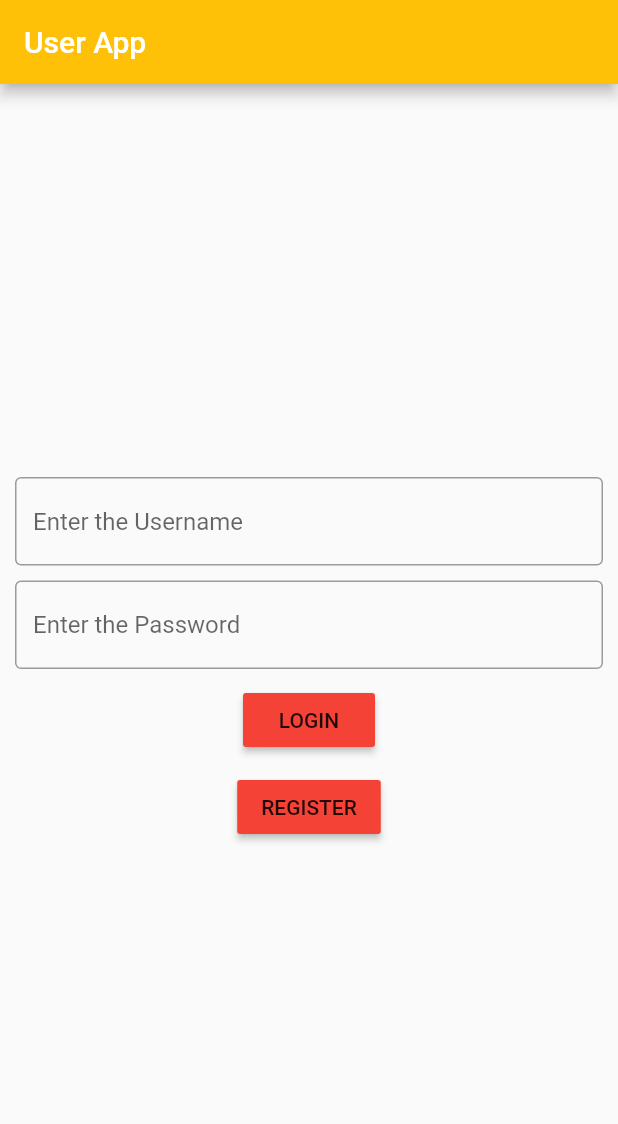
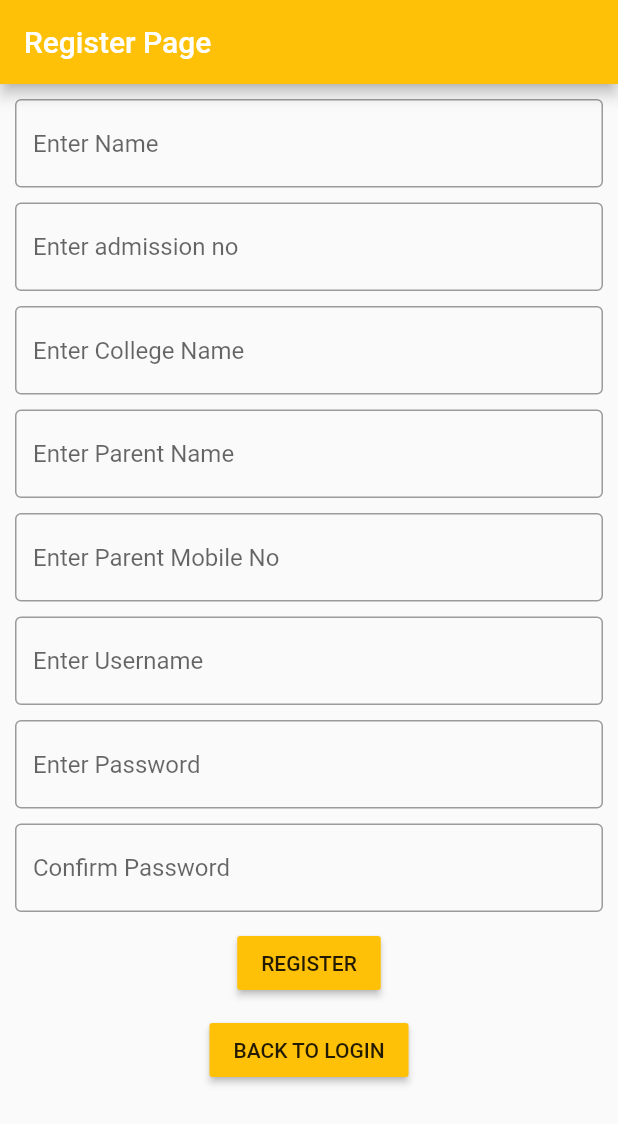
Before and after one commit to meghats123/Flutter-User-App, a Flutter app: the screen it shows after launch, after a tap on "REGISTER", on a phone screen of 412 x 824 dp. Shown: the top 1124 px of the screen. Run offline on Flutter 3.47's test engine with Material 2 defaults, Android fonts, the phone set to English and light mode, and no system bars.

Commit message:
register page completed

```diff
--- a/lib/main.dart
+++ b/lib/main.dart
@@ -12,7 +12,7 @@ class MyApp extends StatelessWidget {
       debugShowCheckedModeBanner: false,
       home: Scaffold(
         appBar: AppBar(
-          title: Text("User App"),
+          title: Text("Login Screen"),
           backgroundColor: Colors.amber,
         ),
         body: CheckApp(),
--- /dev/null
+++ b/lib/screens/register.dart
@@ -0,0 +1,137 @@
+import 'package:flutter/material.dart';
+import 'package:user_app/main.dart';
+
+class Register extends StatefulWidget {
+  @override
+  _RegisterState createState() => _RegisterState();
+}
+
+class _RegisterState extends State<Register> {
+  TextEditingController getName=TextEditingController();
+  TextEditingController getAdmissionNo=TextEditingController();
+  TextEditingController getCollegeName=TextEditingController();
+  TextEditingController getParentName=TextEditingController();
+  TextEditingController getParentMob=TextEditingController();
+  TextEditingController getUsername=TextEditingController();
+  TextEditingController getPassword=TextEditingController();
+  TextEditingController getConfirmPassword=TextEditingController();
+  @override
+  Widget build(BuildContext context) {
+    return MaterialApp(
+      debugShowCheckedModeBanner: false,
+      home: Scaffold(
+        appBar: AppBar(
+          title: Text("Register Page"),
+          backgroundColor: Colors.amber,
+        ),
+        body: Container(
+          padding: EdgeInsets.all(10.0),
+          child: SingleChildScrollView(
+            child: Column(
+                children: [
+                  TextField(
+                    controller: getName,
+                    decoration: InputDecoration(
+                      hintText: "Enter Name",
+                      border: OutlineInputBorder()
+                    ),
+                  ),
+                  SizedBox(height: 10.0,),
+                  TextField(
+                    controller: getAdmissionNo,
+                    decoration: InputDecoration(
+                        hintText: "Enter admission no",
+                        border: OutlineInputBorder()
+                    ),
+                  ),
+                  SizedBox(height: 10.0,),
+                  TextField(
+                    controller: getCollegeName,
+                    decoration: InputDecoration(
+                        hintText: "Enter College Name",
+                        border: OutlineInputBorder()
+                    ),
+                  ),
+                  SizedBox(height: 10.0,),
+                  TextField(
+                    controller: getParentName,
+                    decoration: InputDecoration(
+                        hintText: "Enter Parent Name",
+                        border: OutlineInputBorder()
+                    ),
+                  ),
+                  SizedBox(height: 10.0,),
+                  TextField(
+                    controller: getParentMob,
+                    decoration: InputDecoration(
+                        hintText: "Enter Parent Mobile No",
+                        border: OutlineInputBorder()
+                    ),
+                  ),
+                  SizedBox(height: 10.0,),
+                  TextField(
+                    controller: getUsername,
+                    decoration: InputDecoration(
+                        hintText: "Enter Username",
+                        border: OutlineInputBorder()
+                    ),
+                  ),
+                  SizedBox(height: 10.0,),
+                  TextField(
+                    controller: getPassword,
+                    decoration: InputDecoration(
+                        hintText: "Enter Password ",
+                        border: OutlineInputBorder()
+                    ),
+                    obscureText: true,
+                  ),
+                  SizedBox(height: 10.0,),
+                  TextField(
+                    controller: getConfirmPassword,
+                    decoration: InputDecoration(
+                        hintText: "Confirm Password",
+                        border: OutlineInputBorder()
+                    ),
+                    obscureText: true,
+                  ),
+                  SizedBox(height: 10.0,),
+                  RaisedButton(onPressed: (){
+                    String getYourName=getName.text;
+                    String getAdmiNO=getAdmissionNo.text;
+                    String getCollege=getCollegeName.text;
+                    String getPname=getParentName.text;
+                    String getPmob=getParentMob.text;
+                    String getUname=getUsername.text;
+                    String getPass=getPassword.text;
+                    String getConPass=getConfirmPassword.text;
+                    print(getYourName);
+                    print(getAdmiNO);
+                    print(getCollege);
+                    print(getPname);
+                    print(getPmob);
+                    print(getUname);
+                    print(getPass);
+                    print(getConPass);
+
+
+                  },
+                    child: Text("REGISTER"),
+                    color: Colors.amber,
+                  ),
+                  SizedBox(height: 10.0,),
+                  RaisedButton(onPressed: (){
+                    Navigator.push(context, MaterialPageRoute(builder: (context)=>MyApp()));
+
+                  },
+                    child: Text("BACK TO LOGIN"),
+                    color: Colors.amber,
+                  )
+
+                ],
+              ),
+          ),
+          ),
+        ),
+      );
+  }
+}
--- a/lib/screens/user.dart
+++ b/lib/screens/user.dart
@@ -1,4 +1,6 @@
 import 'package:flutter/material.dart';
+import 'package:user_app/screens/Register.dart';
+
 
 
 class CheckApp extends StatefulWidget {
@@ -46,6 +48,7 @@ class _CheckAppState extends State<CheckApp> {
           ),
           SizedBox(height: 10.0,),
           RaisedButton(onPressed: (){
+            Navigator.push(context, MaterialPageRoute(builder: (context)=>Register()));
 
           },
             color: Colors.red,
```
